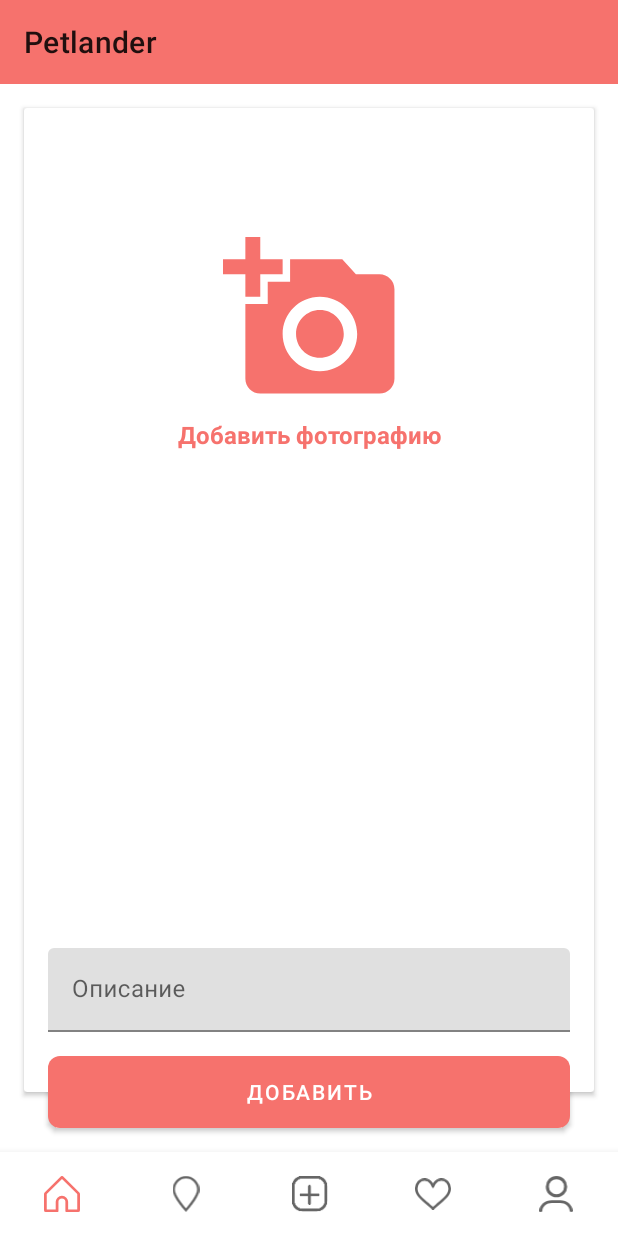
After one commit to sorokinDev/petlander-and, an Android app: the fragment AddFragment placed in its activity, on a phone screen of 412 x 824 dp. The commit adds this screen. Run offline under Robolectric (Android 15) with nearby library versions, the phone set to English and light mode, and no system bars; our stand-ins replace ButterKnife, Firebase (no records; nobody signed in at launch, a user with empty details on screens opened directly).

Commit message:
AddFragment, ui improvements

```diff
--- a/app/src/main/java/ru/codeoverflow/petlander/MainActivity.java
+++ b/app/src/main/java/ru/codeoverflow/petlander/MainActivity.java
@@ -7,6 +7,7 @@ import com.google.android.material.bottomnavigation.BottomNavigationView;
 
 import androidx.appcompat.app.AppCompatActivity;
 import butterknife.BindView;
+import ru.codeoverflow.petlander.ui.add.AddFragment;
 import ru.codeoverflow.petlander.ui.base.BaseActivity;
 import ru.codeoverflow.petlander.ui.feed.FeedFragment;
 import ru.codeoverflow.petlander.ui.map.MapFragment;
@@ -34,19 +35,19 @@ public class MainActivity extends BaseActivity {
 
         bottomNav.setOnNavigationItemSelectedListener(menuItem -> {
             switch (menuItem.getItemId()) {
+                case R.id.nav_feed:
+                    getSupportFragmentManager().beginTransaction().replace(R.id.fl_content, FeedFragment.newInstance()).commit();
+                    return true;
+                case R.id.nav_map:
+                    getSupportFragmentManager().beginTransaction().replace(R.id.fl_content, MapFragment.newInstance()).commit();
+                    return true;
+                case R.id.nav_add:
+                    getSupportFragmentManager().beginTransaction().replace(R.id.fl_content, AddFragment.newInstance()).commit();
+                    return true;
                 case R.id.nav_account:
                     getSupportFragmentManager().beginTransaction().replace(R.id.fl_content, ProfileFragment.newInstance()).commit();
                     return true;
-            }
-            switch (menuItem.getItemId()) {
-                case R.id.nav_feed:
-                    getSupportFragmentManager().beginTransaction().replace(R.id.fl_content, FeedFragment.newInstance()).commit();
-                    return true;
-            }
-            switch (menuItem.getItemId()){
-                case R.id.nav_map:
-                    getSupportFragmentManager().beginTransaction().replace(R.id.fl_content, MapFragment.newInstance()).commit();
-                    return true;
+
 
             }
             return true;
--- /dev/null
+++ b/app/src/main/java/ru/codeoverflow/petlander/ui/add/AddFragment.java
@@ -0,0 +1,33 @@
+package ru.codeoverflow.petlander.ui.add;
+
+import android.os.Bundle;
+import android.view.View;
+
+import androidx.appcompat.app.AppCompatActivity;
+import androidx.appcompat.widget.Toolbar;
+import butterknife.BindView;
+import ru.codeoverflow.petlander.R;
+import ru.codeoverflow.petlander.ui.base.BaseFragment;
+
+public class AddFragment extends BaseFragment {
+    @BindView(R.id.toolbar) Toolbar toolbar;
+
+    @Override
+    protected int getLayoutResId() {
+        return R.layout.fragment_add;
+    }
+
+    @Override
+    protected void onSetupView(View rootView, Bundle savedInstanceState) {
+        ((AppCompatActivity)getActivity()).setSupportActionBar(toolbar);
+    }
+
+    public static AddFragment newInstance() {
+
+        Bundle args = new Bundle();
+
+        AddFragment fragment = new AddFragment();
+        fragment.setArguments(args);
+        return fragment;
+    }
+}
--- a/app/src/main/res/layout/activity_main.xml
+++ b/app/src/main/res/layout/activity_main.xml
@@ -1,5 +1,5 @@
 <?xml version="1.0" encoding="utf-8"?>
-<LinearLayout xmlns:android="http://schemas.android.com/apk/res/android"
+<androidx.constraintlayout.widget.ConstraintLayout xmlns:android="http://schemas.android.com/apk/res/android"
     xmlns:app="http://schemas.android.com/apk/res-auto"
     xmlns:tools="http://schemas.android.com/tools"
     android:id="@+id/container"
@@ -12,7 +12,8 @@
         android:id="@+id/fl_content"
         android:layout_width="match_parent"
         android:layout_height="0dp"
-        android:layout_weight="1"/>
+        app:layout_constraintTop_toTopOf="parent"
+        app:layout_constraintBottom_toTopOf="@+id/navigation" />
 
     <com.google.android.material.bottomnavigation.BottomNavigationView
         android:id="@+id/navigation"
@@ -27,4 +28,4 @@
         app:labelVisibilityMode="unlabeled"
         app:menu="@menu/navigation" />
 
-</LinearLayout>
+</androidx.constraintlayout.widget.ConstraintLayout>
--- /dev/null
+++ b/app/src/main/res/layout/fragment_add.xml
@@ -0,0 +1,98 @@
+<?xml version="1.0" encoding="utf-8"?>
+<androidx.constraintlayout.widget.ConstraintLayout xmlns:android="http://schemas.android.com/apk/res/android"
+    android:layout_width="match_parent"
+    android:layout_height="match_parent"
+    xmlns:app="http://schemas.android.com/apk/res-auto">
+
+    <androidx.appcompat.widget.Toolbar
+        android:id="@+id/toolbar"
+        android:layout_width="0dp"
+        android:layout_height="wrap_content"
+        android:background="@color/colorPrimary"
+        app:layout_constraintEnd_toEndOf="parent"
+        app:layout_constraintStart_toStartOf="parent"
+        app:layout_constraintTop_toTopOf="parent" />
+
+    <androidx.cardview.widget.CardView
+        android:id="@+id/cv_add"
+        android:layout_width="0dp"
+        android:layout_height="0dp"
+        app:layout_constraintEnd_toEndOf="parent"
+        app:layout_constraintStart_toStartOf="parent"
+        app:layout_constraintTop_toBottomOf="@id/toolbar"
+        app:layout_constraintBottom_toBottomOf="parent"
+        android:layout_marginTop="16dp"
+        android:layout_marginStart="16dp"
+        android:layout_marginEnd="16dp"
+        android:layout_marginBottom="40dp">
+
+        <androidx.constraintlayout.widget.ConstraintLayout
+            android:layout_width="match_parent"
+            android:layout_height="match_parent">
+            <LinearLayout
+                android:layout_width="match_parent"
+                android:layout_height="wrap_content"
+                android:orientation="vertical"
+                app:layout_constraintTop_toTopOf="parent"
+                app:layout_constraintStart_toStartOf="parent"
+                app:layout_constraintEnd_toEndOf="parent"
+                android:layout_marginTop="86dp">
+                <ImageView
+                    android:id="@+id/iv_add_photo"
+                    android:layout_width="wrap_content"
+                    android:layout_height="wrap_content"
+                    android:src="@drawable/ic_add_photo"
+                    android:layout_gravity="center_horizontal"/>
+
+                <TextView
+                    android:id="@+id/tv_add_photo"
+                    android:layout_width="match_parent"
+                    android:layout_height="wrap_content"
+                    android:textAlignment="center"
+                    android:textColor="@color/colorPrimary"
+                    android:text="@string/add_photo"
+                    android:textStyle="bold"
+                    android:textSize="16sp"
+                    android:layout_marginTop="16dp"/>
+            </LinearLayout>
+
+            <com.google.android.material.textfield.TextInputLayout
+                android:id="@+id/til_description"
+                android:layout_width="0dp"
+                android:layout_height="wrap_content"
+                android:layout_marginStart="16dp"
+                android:layout_marginEnd="16dp"
+                android:layout_marginBottom="40dp"
+                app:layout_constraintEnd_toEndOf="parent"
+                app:layout_constraintStart_toStartOf="parent"
+                app:layout_constraintBottom_toBottomOf="parent">
+
+                <com.google.android.material.textfield.TextInputEditText
+                    android:id="@+id/til_name"
+                    android:layout_width="match_parent"
+                    android:layout_height="wrap_content"
+                    android:hint="@string/hint_description" />
+            </com.google.android.material.textfield.TextInputLayout>
+        </androidx.constraintlayout.widget.ConstraintLayout>
+
+    </androidx.cardview.widget.CardView>
+
+
+    <com.google.android.material.button.MaterialButton
+        android:id="@+id/btn_add"
+        android:layout_width="0dp"
+        android:layout_height="wrap_content"
+        android:layout_marginStart="16dp"
+        android:layout_marginEnd="16dp"
+        android:insetBottom="0dp"
+        android:insetTop="0dp"
+        app:layout_constraintTop_toBottomOf="@id/cv_add"
+        app:layout_constraintBottom_toBottomOf="@id/cv_add"
+        app:layout_constraintEnd_toEndOf="@id/cv_add"
+        app:layout_constraintStart_toStartOf="@id/cv_add"
+        app:backgroundTint="@color/colorPrimary"
+        app:cornerRadius="8dp"
+        android:textColor="@android:color/white"
+        android:text="@string/btn_add"/>
+
+</androidx.constraintlayout.widget.ConstraintLayout>
--- a/app/src/main/res/values/strings.xml
+++ b/app/src/main/res/values/strings.xml
@@ -12,4 +12,7 @@
     <string name="error_fill_name">Пожалуйста, заполните поле</string>
     <string name="stay_at_home">stay at home.</string>
     <string name="petlander">Petlander</string>
+    <string name="add_photo">Добавить фотографию</string>
+    <string name="btn_add">Добавить</string>
+    <string name="hint_description">Описание</string>
 </resources>
```
Also changed, not shown: app/src/main/res/drawable-hdpi/ic_add_photo.png (added), app/src/main/res/drawable-ldpi/ic_add_photo.png (added), app/src/main/res/drawable-mdpi/ic_add_photo.png (added), app/src/main/res/drawable-xhdpi/ic_add_photo.png (added), app/src/main/res/drawable-xxhdpi/ic_add_photo.png (added), app/src/main/res/drawable-xxxhdpi/ic_add_photo.png (added).
